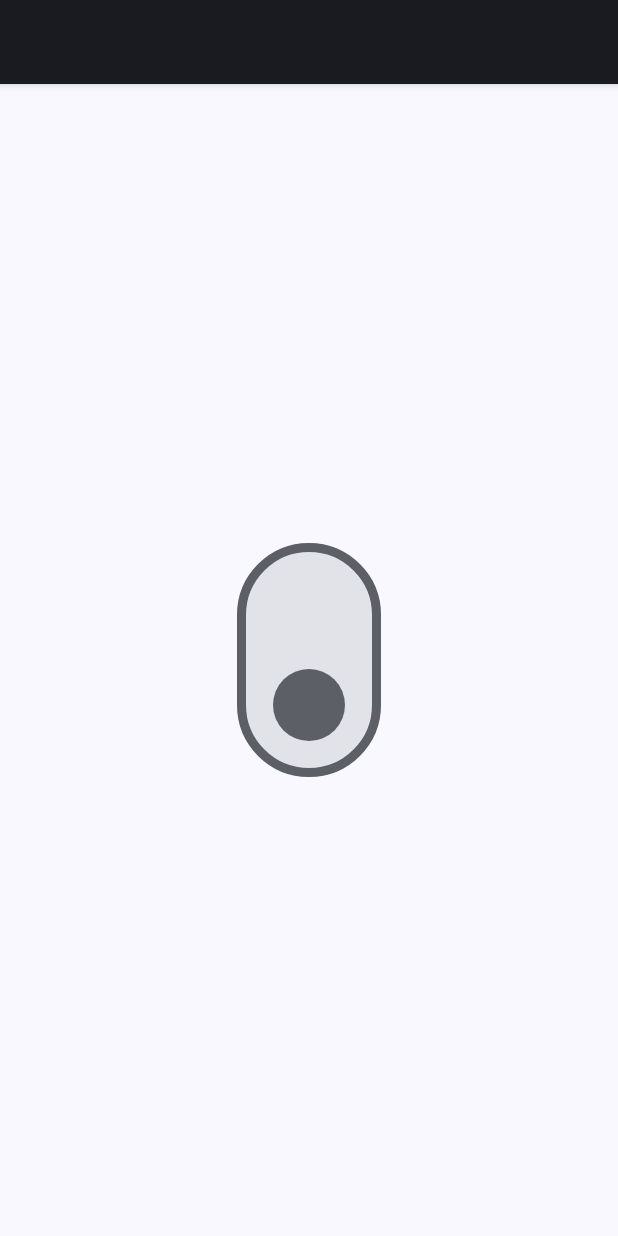
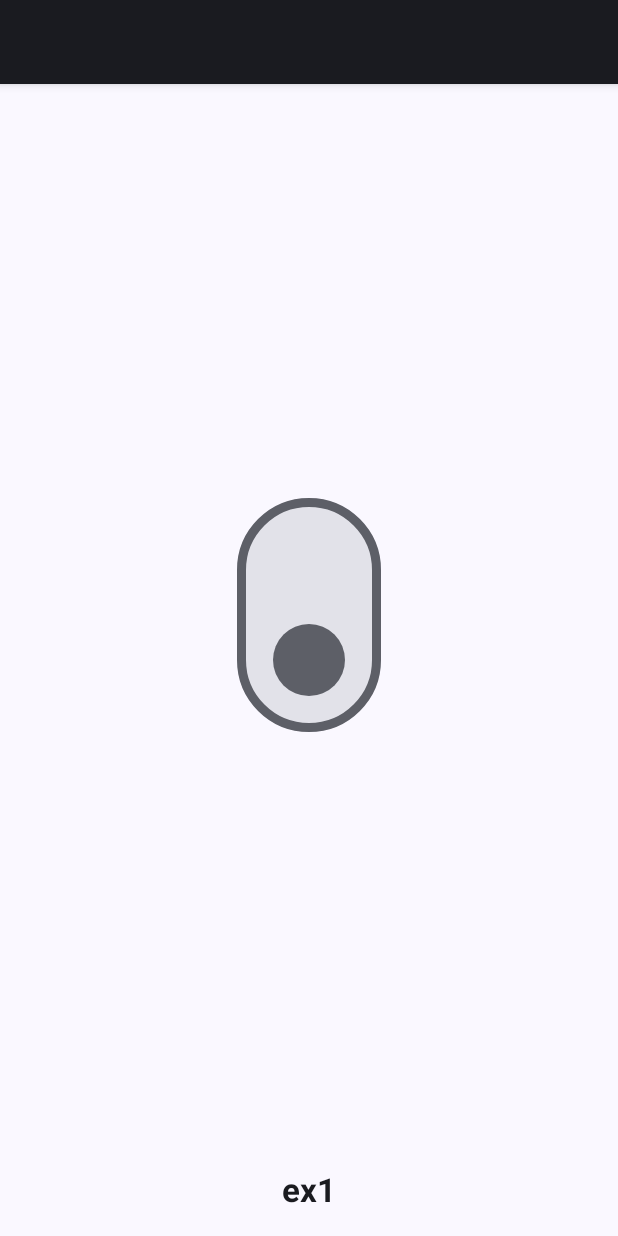
Before and after one commit to kushbhati/Flashlight, an Android app built with Jetpack Compose: the screen it shows after launch (MainActivity), on a phone screen of 412 x 824 dp. Run offline under Robolectric (Android 15) with nearby library versions, the phone set to English and light mode, and no system bars; our stand-ins replace Voyager, livedata-compose.

```diff
--- a/app/src/main/java/exitcodeone/flash/pages/TorchPage.kt
+++ b/app/src/main/java/exitcodeone/flash/pages/TorchPage.kt
@@ -4,14 +4,18 @@ import androidx.compose.foundation.layout.Arrangement
 import androidx.compose.foundation.layout.Column
 import androidx.compose.foundation.layout.fillMaxSize
 import androidx.compose.foundation.layout.padding
+import androidx.compose.material3.MaterialTheme
 import androidx.compose.material3.Scaffold
 import androidx.compose.material3.Switch
+import androidx.compose.material3.Text
 import androidx.compose.runtime.Composable
 import androidx.compose.runtime.livedata.observeAsState
 import androidx.compose.ui.Alignment
 import androidx.compose.ui.Modifier
 import androidx.compose.ui.draw.rotate
 import androidx.compose.ui.draw.scale
+import androidx.compose.ui.text.font.FontWeight
+import androidx.compose.ui.unit.dp
 import cafe.adriel.voyager.core.model.rememberScreenModel
 import cafe.adriel.voyager.core.screen.Screen
 
@@ -23,8 +27,11 @@ class TorchPage : Screen {
         Scaffold {
             Column(
                 modifier = Modifier.padding(it).fillMaxSize(),
-                verticalArrangement = Arrangement.Center,
                 horizontalAlignment = Alignment.CenterHorizontally
+            ) {
+                Column(
+                    modifier = Modifier.weight(1f),
+                    verticalArrangement = Arrangement.Center
                 ) {
                     Switch(
                         checked = screenModel.isTorchOn.observeAsState().value == true,
@@ -36,6 +43,13 @@ class TorchPage : Screen {
                             .scale(3f)
                     )
                 }
+                Text(
+                    text = "ex1",
+                    style = MaterialTheme.typography.titleLarge,
+                    fontWeight = FontWeight.W700,
+                    modifier = Modifier.padding(16.dp)
+                )
             }
         }
     }
+}
```
Lines whose indentation alone changed are shown as unchanged.
